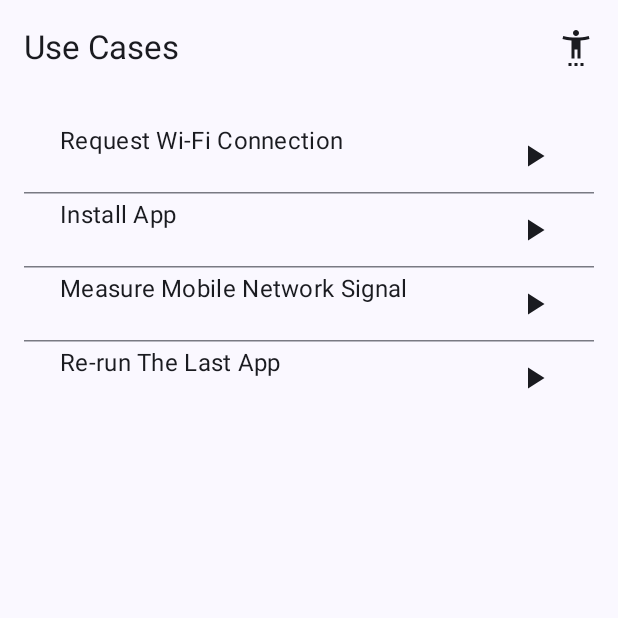
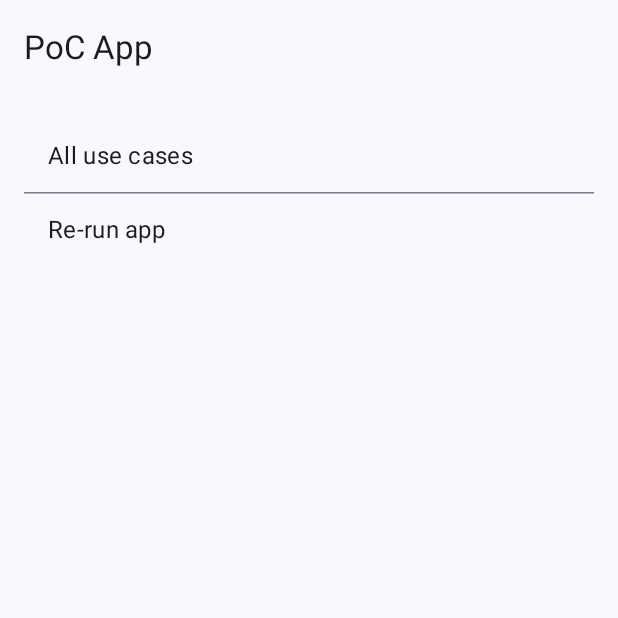
Before and after one commit to Frederico-Pacheco/pocapp, an Android app built with Jetpack Compose: the screen it shows after launch (MainActivity), on a phone screen of 412 x 824 dp, the top half of it. Run offline under Robolectric (Android 15) with nearby library versions, the phone set to English and light mode, and no system bars; our stand-ins replace Dagger/Hilt's generated code.

Commit message:
refactor: Add MainScreen to centralize access to existing screens

```diff
--- a/app/src/main/java/br/org/cesar/wificonnect/ui/components/tiles/network/mobilesignal/NetworkSignalTile.kt
+++ b/app/src/main/java/br/org/cesar/wificonnect/ui/components/tiles/network/mobilesignal/NetworkSignalTile.kt
@@ -45,7 +45,7 @@ private fun NetworkSignalTile(
 
     PrefsItem(
         icon = { NetworkSignalStatusIcon(uiState) },
-        text = { Text("Measure Mobile Network Signal") },
+        text = { Text("Measure mobile network signal") },
         secondaryText = { Text("") },
         trailing = { NetworkSignalActionIcon(uiState, onUiEvent) }
     )
--- a/app/src/main/java/br/org/cesar/wificonnect/ui/components/tiles/network/wifirequest/NetworkRequestTile.kt
+++ b/app/src/main/java/br/org/cesar/wificonnect/ui/components/tiles/network/wifirequest/NetworkRequestTile.kt
@@ -73,7 +73,7 @@ private fun NetworkRequestTile(
 
     PrefsItem(
         icon = { NetworkRequestStatusIcon(uiState) },
-        text = { Text("Request Wi-Fi Connection") },
+        text = { Text("Request Wi-Fi connection") },
         secondaryText = { Text(secondaryText) },
         trailing = {
             NetworkRequestActionIcon(uiState, onUiEvent, onA11yStateCheck)
--- a/app/src/main/java/br/org/cesar/wificonnect/ui/components/tiles/playstore/InstallAppTile.kt
+++ b/app/src/main/java/br/org/cesar/wificonnect/ui/components/tiles/playstore/InstallAppTile.kt
@@ -63,7 +63,7 @@ private fun InstallAppTile(
 
     PrefsItem(
         icon = { InstallAppStatusIcon(uiState) },
-        text = { Text("Install App") },
+        text = { Text("Install app") },
         secondaryText = { Text(secondaryText) },
         trailing = {
             RunIconButton(
--- a/app/src/main/java/br/org/cesar/wificonnect/ui/components/tiles/system/RunAppTile.kt
+++ b/app/src/main/java/br/org/cesar/wificonnect/ui/components/tiles/system/RunAppTile.kt
@@ -43,7 +43,7 @@ private fun RunAppTile(
 
     PrefsItem(
         icon = { RunAppStatusIcon(uiState) },
-        text = { Text("Re-run The Last App") },
+        text = { Text("Re-run the last app") },
         secondaryText = { Text(secondaryText) },
         trailing = {
             RunIconButton(
--- a/app/src/main/java/br/org/cesar/wificonnect/ui/navigation/AppNavDestination.kt
+++ b/app/src/main/java/br/org/cesar/wificonnect/ui/navigation/AppNavDestination.kt
@@ -5,6 +5,9 @@ import kotlinx.serialization.Serializable
 sealed interface AppNavDestination {
     @Serializable
     data object Root : AppNavDestination
+
+    @Serializable
+    data object Main : AppNavDestination
 
     @Serializable
     data object UseCaseList : AppNavDestination
--- a/app/src/main/java/br/org/cesar/wificonnect/ui/navigation/AppNavGraphBuilder.kt
+++ b/app/src/main/java/br/org/cesar/wificonnect/ui/navigation/AppNavGraphBuilder.kt
@@ -5,6 +5,7 @@ import androidx.navigation.compose.composable
 import androidx.navigation.compose.navigation
 import androidx.navigation.toRoute
 import br.org.cesar.wificonnect.data.local.UseCaseRouteMap
+import br.org.cesar.wificonnect.ui.screens.MainScreenRoot
 import br.org.cesar.wificonnect.ui.screens.rerunapp.ReRunAppScreenRoot
 import br.org.cesar.wificonnect.ui.screens.usecaselist.UseCaseListScreenRoot
 
@@ -12,8 +13,12 @@ fun NavGraphBuilder.appNavGraph(
     navManager: NavManager,
 ) {
     navigation<AppNavDestination.Root>(
-        startDestination = AppNavDestination.UseCaseList
+        startDestination = AppNavDestination.Main
     ) {
+        composable<AppNavDestination.Main> {
+            MainScreenRoot(navManager)
+        }
+
         composable<AppNavDestination.UseCaseList> {
             UseCaseListScreenRoot(navManager)
         }
--- a/app/src/main/java/br/org/cesar/wificonnect/ui/navigation/NavManager.kt
+++ b/app/src/main/java/br/org/cesar/wificonnect/ui/navigation/NavManager.kt
@@ -3,6 +3,17 @@ package br.org.cesar.wificonnect.ui.navigation
 import androidx.navigation.NavHostController
 
 class NavManager(
-    navHostController: NavHostController,
+    private val navHostController: NavHostController,
 ) {
+    fun navigateToAllUseCases() {
+        navHostController.navigate(AppNavDestination.UseCaseList)
+    }
+
+    fun navigateToReRunApp() {
+        navHostController.navigate(AppNavDestination.ReRunApp)
+    }
+
+    fun navigateUp() {
+        navHostController.navigateUp()
+    }
 }
--- /dev/null
+++ b/app/src/main/java/br/org/cesar/wificonnect/ui/screens/MainScreen.kt
@@ -0,0 +1,86 @@
+package br.org.cesar.wificonnect.ui.screens
+
+import androidx.compose.foundation.clickable
+import androidx.compose.foundation.layout.Box
+import androidx.compose.foundation.layout.Column
+import androidx.compose.foundation.layout.fillMaxSize
+import androidx.compose.foundation.layout.padding
+import androidx.compose.material3.ExperimentalMaterial3Api
+import androidx.compose.material3.HorizontalDivider
+import androidx.compose.material3.Scaffold
+import androidx.compose.material3.Text
+import androidx.compose.material3.TopAppBar
+import androidx.compose.runtime.Composable
+import androidx.compose.ui.Alignment
+import androidx.compose.ui.Modifier
+import androidx.compose.ui.tooling.preview.Preview
+import androidx.compose.ui.unit.dp
+import br.org.cesar.wificonnect.ui.components.PrefsItem
+import br.org.cesar.wificonnect.ui.navigation.NavManager
+import br.org.cesar.wificonnect.ui.theme.DesignSystemTheme
+
+@Composable
+fun MainScreenRoot(
+    navManager: NavManager,
+) {
+    MainScreen(
+        onNavigateToAllUseCases = { navManager.navigateToAllUseCases() },
+        onNavigateToReRunApp = { navManager.navigateToReRunApp() }
+    )
+}
+
+@OptIn(ExperimentalMaterial3Api::class)
+@Composable
+private fun MainScreen(
+    onNavigateToAllUseCases: () -> Unit,
+    onNavigateToReRunApp: () -> Unit
+) {
+    Scaffold(
+        topBar = {
+            TopAppBar(
+                title = { Text("PoC App") },
+            )
+        }
+    ) { innerPadding ->
+        Box(
+            Modifier.padding(innerPadding)
+        ) {
+            Column(
+                Modifier
+                    .fillMaxSize()
+                    .padding(16.dp),
+                horizontalAlignment = Alignment.CenterHorizontally
+            ) {
+                PrefsItem(
+                    text = {
+                        Text(
+                            text = "All use cases",
+                            modifier = Modifier.clickable { onNavigateToAllUseCases() }
+                        )
+                    },
+                )
+                HorizontalDivider()
+
+                PrefsItem(
+                    text = {
+                        Text(
+                            text = "Re-run app",
+                            modifier = Modifier.clickable { onNavigateToReRunApp() }
+                        )
+                    },
+                )
+            }
+        }
+    }
+}
+
+@Preview
+@Composable
+private fun MainScreenPreview() {
+    DesignSystemTheme {
+        MainScreen(
+            onNavigateToAllUseCases = {},
+            onNavigateToReRunApp = {}
+        )
+    }
+}
```
Also changed, not shown: app/src/main/java/br/org/cesar/wificonnect/ui/screens/rerunapp/ReRunAppScreen.kt (+17 -8 lines), app/src/main/java/br/org/cesar/wificonnect/ui/screens/usecaselist/UseCaseListScreen.kt (+15 -3 lines).
